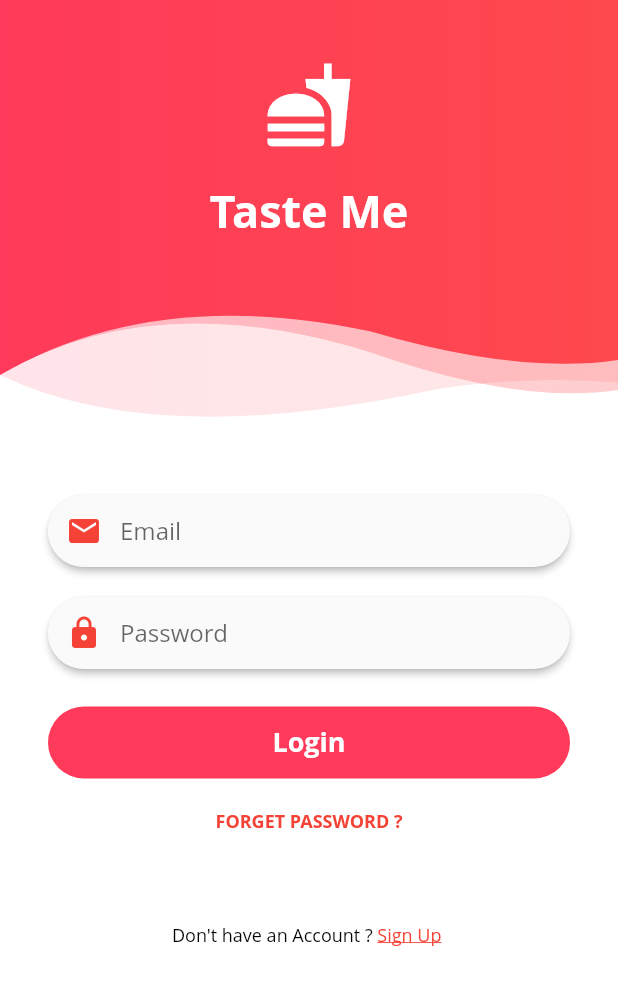
After one commit to sudeepthapa/flutter-ui, a Flutter app: the screen it shows after launch, after a tap on the "menu" icon, after a tap on "Login Page2", on a phone screen of 412 x 824 dp. The commit adds this screen. Shown: the top 985 px of the screen. Run offline on Flutter 3.47's test engine with Material 2 defaults, Android fonts, the phone set to English and light mode, and no system bars.

Commit message:
Login Page 2 Created

```diff
--- a/lib/pages/home_page.dart
+++ b/lib/pages/home_page.dart
@@ -2,6 +2,7 @@ import 'package:flutter/material.dart';
 import 'package:profile_card/pages/cards/profile_card.dart';
 import 'package:profile_card/pages/landing/home_landing.dart';
 import 'package:profile_card/pages/login_pages/login_form.dart';
+import 'package:profile_card/pages/login_pages/login_page2.dart';
 
 class HomePage extends StatelessWidget {
   @override
@@ -51,6 +52,16 @@ class HomePage extends StatelessWidget {
                       MaterialPageRoute(
                           builder: (BuildContext context) => LoginForm()));
                 }
+              ),
+            ListTile(
+              leading: Icon(Icons.arrow_right, color: Colors.deepOrangeAccent,),
+                title: Text("Login Page2", style: TextStyle(color:Colors.black87, fontSize: 18),),
+                onTap: () {
+                  Navigator.push(
+                      context,
+                      MaterialPageRoute(
+                          builder: (BuildContext context) => LoginPage2()));
+                }
               )
           ],
         ),
--- /dev/null
+++ b/lib/pages/login_pages/login_page2.dart
@@ -0,0 +1,245 @@
+import 'package:flutter/material.dart';
+
+class LoginPage2 extends StatefulWidget {
+  @override
+  _LoginPage2State createState() => _LoginPage2State();
+}
+
+class _LoginPage2State extends State<LoginPage2> {
+  @override
+  Widget build(BuildContext context) {
+    return Scaffold(
+      backgroundColor: Colors.white,
+      body: ListView(
+        children: <Widget>[
+          Stack(
+            children: <Widget>[
+              ClipPath(
+                clipper: WaveClipper2(),
+                child: Container(
+                  child: Column(),
+                  width: double.infinity,
+                  height: 300,
+                  decoration: BoxDecoration(
+                      gradient: LinearGradient(
+                          colors: [Color(0x22ff3a5a), Color(0x22fe494d)])),
+                ),
+              ),
+              ClipPath(
+                clipper: WaveClipper3(),
+                child: Container(
+                  child: Column(),
+                  width: double.infinity,
+                  height: 300,
+                  decoration: BoxDecoration(
+                      gradient: LinearGradient(
+                          colors: [Color(0x44ff3a5a), Color(0x44fe494d)])),
+                ),
+              ),
+              ClipPath(
+                clipper: WaveClipper1(),
+                child: Container(
+                  child: Column(
+                    children: <Widget>[
+                      SizedBox(
+                        height: 40,
+                      ),
+                      Icon(
+                        Icons.fastfood,
+                        color: Colors.white,
+                        size: 60,
+                      ),
+                      SizedBox(
+                        height: 20,
+                      ),
+                      Text(
+                        "Taste Me",
+                        style: TextStyle(
+                            color: Colors.white,
+                            fontWeight: FontWeight.w700,
+                            fontSize: 30),
+                      ),
+                    ],
+                  ),
+                  width: double.infinity,
+                  height: 300,
+                  decoration: BoxDecoration(
+                      gradient: LinearGradient(
+                          colors: [Color(0xffff3a5a), Color(0xfffe494d)])),
+                ),
+              ),
+            ],
+          ),
+          SizedBox(
+            height: 30,
+          ),
+          Padding(
+            padding: EdgeInsets.symmetric(horizontal: 32),
+            child: Material(
+              elevation: 2.0,
+              borderRadius: BorderRadius.all(Radius.circular(30)),
+              child: TextField(
+                onChanged: (String value){},
+                cursorColor: Colors.deepOrange,
+                decoration: InputDecoration(
+                    hintText: "Email",
+                    prefixIcon: Material(
+                      elevation: 0,
+                      borderRadius: BorderRadius.all(Radius.circular(30)),
+                      child: Icon(
+                        Icons.email,
+                        color: Colors.red,
+                      ),
+                    ),
+                    border: InputBorder.none,
+                    contentPadding:
+                        EdgeInsets.symmetric(horizontal: 25, vertical: 13)),
+              ),
+            ),
+          ),
+          SizedBox(
+            height: 20,
+          ),
+          Padding(
+            padding: EdgeInsets.symmetric(horizontal: 32),
+            child: Material(
+              elevation: 2.0,
+              borderRadius: BorderRadius.all(Radius.circular(30)),
+              child: TextField(
+                onChanged: (String value){},
+                cursorColor: Colors.deepOrange,
+                decoration: InputDecoration(
+                    hintText: "Password",
+                    prefixIcon: Material(
+                      elevation: 0,
+                      borderRadius: BorderRadius.all(Radius.circular(30)),
+                      child: Icon(
+                        Icons.lock,
+                        color: Colors.red,
+                      ),
+                    ),
+                    border: InputBorder.none,
+                    contentPadding:
+                        EdgeInsets.symmetric(horizontal: 25, vertical: 13)),
+              ),
+            ),
+          ),
+          SizedBox(
+            height: 25,
+          ),
+          Padding(
+              padding: EdgeInsets.symmetric(horizontal: 32),
+              child: Container(
+                decoration: BoxDecoration(
+                    borderRadius: BorderRadius.all(Radius.circular(100)),
+                    color: Color(0xffff3a5a)),
+                child: FlatButton(
+                  child: Text(
+                    "Login",
+                    style: TextStyle(
+                        color: Colors.white,
+                        fontWeight: FontWeight.w700,
+                        fontSize: 18),
+                  ),
+                  onPressed: () {},
+                ),
+              )),
+              SizedBox(height: 20,),
+          Center(
+            child: Text("FORGET PASSWORD ?", style: TextStyle(color:Colors.red,fontSize: 12 ,fontWeight: FontWeight.w700),),
+          ),
+          SizedBox(height: 60,),
+          Row(
+            mainAxisAlignment: MainAxisAlignment.center,
+            children: <Widget>[
+              Text("Don't have an Account ? ", style: TextStyle(color:Colors.black,fontSize: 12 ,fontWeight: FontWeight.normal),),
+              Text("Sign Up ", style: TextStyle(color:Colors.red, fontWeight: FontWeight.w500,fontSize: 12, decoration: TextDecoration.underline )),
+
+            ],
+          )
+        ],
+      ),
+    );
+  }
+}
+
+class WaveClipper1 extends CustomClipper<Path> {
+  @override
+  Path getClip(Size size) {
+    final path = Path();
+    path.lineTo(0.0, size.height - 50);
+
+    var firstEndPoint = Offset(size.width * 0.6, size.height - 29 - 50);
+    var firstControlPoint = Offset(size.width * .25, size.height - 60 - 50);
+    path.quadraticBezierTo(firstControlPoint.dx, firstControlPoint.dy,
+        firstEndPoint.dx, firstEndPoint.dy);
+
+    var secondEndPoint = Offset(size.width, size.height - 60);
+    var secondControlPoint = Offset(size.width * 0.84, size.height - 50);
+    path.quadraticBezierTo(secondControlPoint.dx, secondControlPoint.dy,
+        secondEndPoint.dx, secondEndPoint.dy);
+    path.lineTo(size.width, size.height);
+    path.lineTo(size.width, 0);
+    path.close();
+    return path;
+  }
+
+  @override
+  bool shouldReclip(CustomClipper<Path> oldClipper) {
+    return false;
+  }
+}
+
+class WaveClipper3 extends CustomClipper<Path> {
+  @override
+  Path getClip(Size size) {
+    final path = Path();
+    path.lineTo(0.0, size.height - 50);
+
+    var firstEndPoint = Offset(size.width * 0.6, size.height - 15 - 50);
+    var firstControlPoint = Offset(size.width * .25, size.height - 60 - 50);
+    path.quadraticBezierTo(firstControlPoint.dx, firstControlPoint.dy,
+        firstEndPoint.dx, firstEndPoint.dy);
+
+    var secondEndPoint = Offset(size.width, size.height - 40);
+    var secondControlPoint = Offset(size.width * 0.84, size.height - 30);
+    path.quadraticBezierTo(secondControlPoint.dx, secondControlPoint.dy,
+        secondEndPoint.dx, secondEndPoint.dy);
+    path.lineTo(size.width, size.height);
+    path.lineTo(size.width, 0);
+    path.close();
+    return path;
+  }
+
+  @override
+  bool shouldReclip(CustomClipper<Path> oldClipper) {
+    return false;
+  }
+}
+
+class WaveClipper2 extends CustomClipper<Path> {
+  @override
+  Path getClip(Size size) {
+    final path = Path();
+    path.lineTo(0.0, size.height - 50);
+
+    var firstEndPoint = Offset(size.width * .7, size.height - 40);
+    var firstControlPoint = Offset(size.width * .25, size.height);
+    path.quadraticBezierTo(firstControlPoint.dx, firstControlPoint.dy,
+        firstEndPoint.dx, firstEndPoint.dy);
+
+    var secondEndPoint = Offset(size.width, size.height - 45);
+    var secondControlPoint = Offset(size.width * 0.84, size.height - 50);
+    path.quadraticBezierTo(secondControlPoint.dx, secondControlPoint.dy,
+        secondEndPoint.dx, secondEndPoint.dy);
+    path.lineTo(size.width, size.height);
+    path.lineTo(size.width, 0);
+    path.close();
+    return path;
+  }
+
+  @override
+  bool shouldReclip(CustomClipper<Path> oldClipper) {
+    return false;
+  }
+}
```
Also changed, not shown: 1 other file.
